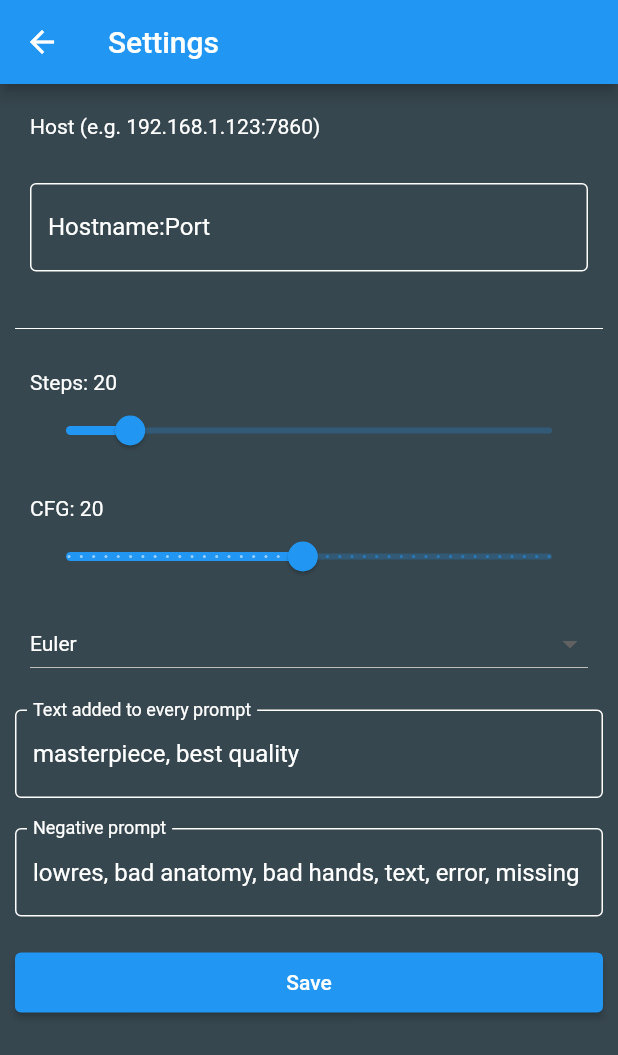
After one commit to bjm021/stable_diffusion_mobileui, a Flutter app: the screen it shows after launch, after a tap on the "settings" icon, on a phone screen of 412 x 824 dp. The commit adds this screen. Shown: the top 1055 px of the screen. Run offline on Flutter 3.47's test engine with Material 2 defaults, Android fonts, the phone set to English and light mode, and no system bars; our stand-ins replace gallery_saver, shared_preferences; missing offline and left inert: dart:ffi.

Commit message:
Added base functionality & settings

```diff
--- a/lib/main.dart
+++ b/lib/main.dart
@@ -1,8 +1,16 @@
 import 'dart:ffi';
+import 'dart:io';
+import 'dart:typed_data';
 
 import 'package:flutter/material.dart';
 import 'dart:convert';
 import 'package:http/http.dart' as http;
+import 'settings.dart';
+import 'package:shared_preferences/shared_preferences.dart';
+import 'package:gallery_saver/gallery_saver.dart';
+import 'package:path_provider/path_provider.dart';
+
+bool hasDataLoaded = false;
 
 void main() {
   runApp(const MyApp());
@@ -20,6 +28,9 @@ class MyApp extends StatelessWidget {
   Widget build(BuildContext context) {
     return MaterialApp(
       title: 'Flutter Demo',
+      routes: {
+        '/settings': (context) => SettingsPage(),
+      },
       theme: ThemeData(
         primarySwatch: Colors.blue,
         scaffoldBackgroundColor: Colors.blueGrey.shade800,
@@ -42,15 +53,32 @@ class MyHomePage extends StatefulWidget {
   State<MyHomePage> createState() => _MyHomePageState();
 }
 
+var promptController = TextEditingController();
+
+Future<void> loadLastPrompt() async {
+  var prefs = await SharedPreferences.getInstance();
+  if (prefs.containsKey('last-prompt')) {
+    promptController.text = prefs.getString('last-prompt')!;
+  }
+}
+
 class _MyHomePageState extends State<MyHomePage> {
   String imageDataBase64 = 'NONE';
-  var promptController = TextEditingController();
 
   @override
   Widget build(BuildContext context) {
+    loadLastPrompt();
     return Scaffold(
       appBar: AppBar(
         title: Text(widget.title),
+        actions: [
+          IconButton(
+            icon: const Icon(Icons.settings),
+            onPressed: () {
+              Navigator.pushNamed(context, "/settings");
+            },
+          ),
+        ],
       ),
       body: SingleChildScrollView(
         child: Column(
@@ -102,25 +130,77 @@ class _MyHomePageState extends State<MyHomePage> {
                 );
               },
             ),
+            // save imeage button
+            Padding(
+              padding: const EdgeInsets.fromLTRB(10, 10, 10, 10),
+              child: ElevatedButton(
+                onPressed: () async {
+                  if (imageDataBase64 == 'NONE') {
+                    return;
+                  }
+                  _createFileFromString(imageDataBase64).then(
+                    (value) => {
+                      print("Saved to $value"),
+                      GallerySaver.saveImage(value).then(
+                        (success) => {
+                          ScaffoldMessenger.of(context).showSnackBar(
+                            const SnackBar(
+                              content: Text('Image saved'),
+                            ),
+                          ),
+                          _deleteFile(value),
+                        },
+                      )
+                    },
+                  );
+                },
+                child: const Text('Save image'),
+              ),
+            ),
           ],
         ),
       ),
       floatingActionButton: FloatingActionButton(
         onPressed: () {
-          createImage(promptController.text).then((value) => {
+          createImage(context, promptController.text).then(
+            (value) => {
               setState(() {
                 var image = value;
+                if (image == "ERROR") {
+                  return;
+                }
                 if (value.contains(",")) {
                   image = value.split(",")[1];
                 }
                 imageDataBase64 = image;
               })
-              });
+            },
+          );
         },
         tooltip: 'Increment',
-        child: const Icon(Icons.start),
+        child: const Icon(Icons.terminal),
       ), // This trailing comma makes auto-formatting nicer for build methods.
     );
+  }
+}
+
+Future<String> _createFileFromString(String encodedStr) async {
+  Uint8List bytes = base64.decode(encodedStr);
+  String dir = (await getApplicationDocumentsDirectory()).path;
+  File file =
+      File("$dir/" + DateTime.now().millisecondsSinceEpoch.toString() + ".png");
+  await file.writeAsBytes(bytes);
+  return file.path;
+}
+
+// function to delete the created image file
+Future<void> _deleteFile(String path) async {
+  try {
+    await File(path).delete();
+    print("Deleted tmp image");
+  } catch (e) {
+    print("Failed to delete tmp image");
+    print(e);
   }
 }
 
@@ -144,40 +224,55 @@ class _ProgressBarIndicatorState extends State<ProgressBarIndicator>
   }
 }
 
-Future<String> createImage(String prompt) async {
+Future<String> createImage(BuildContext context, String prompt) async {
   var map = <String, String>{};
 
   print("Starting request");
 
+  final prefs = await SharedPreferences.getInstance();
+  prefs.setString("last-prompt", prompt);
+  if (!prefs.containsKey("has-data")) {
+    showDialog(
+      context: context,
+      builder: (context) {
+        return const AlertDialog(
+          title: Text("Setup Error"),
+          content: Text("You have not set up the app yet!"),
+        );
+      },
+    );
+    return "ERROR";
+  }
 
   //map['firstphase_width'] = '0';
   //map['firstphase_height'] = '0';
-  map['prompt'] = 'masterpiece, best quality, $prompt';
+  map['prompt'] = '${prefs.getString("defaultPrompt")}, $prompt';
   map['seed'] = "-1";
   map['subseed'] = "-1";
   map['batch_size'] = "1";
   //map['n_iter'] = "1";
-  map['steps'] = "20";
-  map['cfg_scale'] = "20";
+  map['steps'] = "${prefs.getInt("steps")}";
+  map['cfg_scale'] = "${prefs.getInt("cfg")}";
   map['width'] = "512";
   map['height'] = "512";
-  map['negative_prompt'] =
-      "lowres, bad anatomy, bad hands, text, error, missing fingers, extra digit, fewer digits, cropped, worst quality, low quality, normal quality, jpeg artifacts, signature, watermark, username, blurry, artist name";
+  map['negative_prompt'] = prefs.getString("defaultNegativePrompt")!;
   map['sampler_index'] = "Euler";
 
   var body = json.encode(map);
 
   var url = Uri(
       scheme: "http",
-      host: "192.168.7.148",
-      port: 7860,
+      host: prefs.getString("host")!.split(":")[0],
+      port: int.parse(prefs.getString("host")!.split(":")[1]),
       path: "/sdapi/v1/txt2img");
 
   inProgress = true;
   progressValue.value = 0;
   doProgress();
-  http.Response response = await http
-      .post(url, body: body, headers: {"Content-Type": "application/json", "Accept": "application/json"});
+  http.Response response = await http.post(url, body: body, headers: {
+    "Content-Type": "application/json",
+    "Accept": "application/json"
+  });
 
   print("Response ${utf8.decode(response.bodyBytes)}");
 
@@ -212,7 +307,8 @@ Future<void> doProgress() async {
     getProgress().then(
       (value) => {
         progressValue.value = value['progress']!,
-        print("Setting ${(value['progress']! / value['eta_relative']!)} from ${value['progress']} / ${value['eta_relative']}")
+        print(
+            "Setting ${(value['progress']! / value['eta_relative']!)} from ${value['progress']} / ${value['eta_relative']}")
       },
     );
     await Future.delayed(const Duration(milliseconds: 500));
--- /dev/null
+++ b/lib/settings.dart
@@ -0,0 +1,291 @@
+import 'package:flutter/material.dart';
+import 'dart:convert';
+import 'package:http/http.dart' as http;
+import 'package:shared_preferences/shared_preferences.dart';
+
+bool hasDataLoaded = false;
+var host = TextEditingController();
+var steps = ValueNotifier<int>(20);
+var cfg = ValueNotifier<int>(20);
+var sampler = ValueNotifier("Euler");
+var defaultPrompt = TextEditingController(text: "masterpiece, best quality");
+var defaultNegativePrompt = TextEditingController(
+    text:
+        "lowres, bad anatomy, bad hands, text, error, missing fingers, extra digit, fewer digits, cropped, worst quality, low quality, normal quality, jpeg artifacts, signature, watermark, username, blurry, artist name");
+
+class SettingsPage extends StatefulWidget {
+  SettingsPage({Key? key}) : super(key: key);
+
+  @override
+  State<SettingsPage> createState() => _SettingsPageState();
+
+  var hostController = TextEditingController();
+}
+
+class _SettingsPageState extends State<SettingsPage> {
+  @override
+  Widget build(BuildContext context) {
+    loadSavedData();
+    return Scaffold(
+      appBar: AppBar(
+        title: const Text('Settings'),
+      ),
+      body: SingleChildScrollView(
+        child: Column(
+          crossAxisAlignment: CrossAxisAlignment.start,
+          children: [
+            const Padding(
+              padding: EdgeInsets.fromLTRB(20, 20, 20, 10),
+              child: Text(
+                "Host (e.g. 192.168.1.123:7860)",
+                textAlign: TextAlign.left,
+              ),
+            ),
+            Padding(
+              padding: const EdgeInsets.fromLTRB(20, 20, 20, 20),
+              child: TextFormField(
+                controller: host,
+                style: const TextStyle(color: Colors.white),
+                decoration: const InputDecoration(
+                  border: OutlineInputBorder(),
+                  enabledBorder: OutlineInputBorder(
+                    borderSide: BorderSide(color: Colors.white),
+                  ),
+                  focusedBorder: OutlineInputBorder(
+                    borderSide: BorderSide(color: Colors.blue),
+                  ),
+                  labelStyle: TextStyle(color: Colors.white),
+                  labelText: 'Hostname:Port',
+                ),
+              ),
+            ),
+            const Padding(
+              padding: EdgeInsets.fromLTRB(10, 10, 10, 10),
+              child: Divider(
+                color: Colors.white,
+              ),
+            ),
+            ValueListenableBuilder(
+              valueListenable: steps,
+              builder: (context, value, child) {
+                return Column(
+                  crossAxisAlignment: CrossAxisAlignment.start,
+                  children: [
+                    Padding(
+                      padding: const EdgeInsets.fromLTRB(20, 10, 20, 0),
+                      child: Text(
+                        "Steps: ${steps.value}",
+                        textAlign: TextAlign.left,
+                      ),
+                    ),
+                    Padding(
+                      padding: const EdgeInsets.fromLTRB(20, 0, 20, 10),
+                      child: Slider(
+                        value: value.toDouble(),
+                        min: 1,
+                        max: 150,
+                        divisions: 149,
+                        label: value.toString(),
+                        onChanged: (double newValue) {
+                          steps.value = newValue.round();
+                        },
+                      ),
+                    ),
+                  ],
+                );
+              },
+            ),
+            ValueListenableBuilder(
+              valueListenable: cfg,
+              builder: (context, value, child) {
+                return Column(
+                  crossAxisAlignment: CrossAxisAlignment.start,
+                  children: [
+                    Padding(
+                      padding: const EdgeInsets.fromLTRB(20, 10, 20, 0),
+                      child: Text(
+                        "CFG: ${cfg.value}",
+                        textAlign: TextAlign.left,
+                      ),
+                    ),
+                    Padding(
+                      padding: const EdgeInsets.fromLTRB(20, 0, 20, 10),
+                      child: Slider(
+                        value: value.toDouble(),
+                        min: 1,
+                        max: 40,
+                        divisions: 39,
+                        label: value.toString(),
+                        onChanged: (double newValue) {
+                          cfg.value = newValue.round();
+                        },
+                      ),
+                    ),
+                    ValueListenableBuilder(
+                      valueListenable: sampler,
+                      builder: (context, value, child) {
+                        return Padding(
+                          padding: const EdgeInsets.fromLTRB(20, 0, 20, 10),
+                          child: DropdownButton(
+                            onChanged: (String? newValue) {
+                              sampler.value = newValue!;
+                            },
+                            items: const [
+                              DropdownMenuItem(
+                                value: "Euler a",
+                                child: Text("Euler a"),
+                              ),
+                              DropdownMenuItem(
+                                value: "Euler",
+                                child: Text("Euler"),
+                              ),
+                              DropdownMenuItem(
+                                value: "LMS",
+                                child: Text("LMS"),
+                              ),
+                              DropdownMenuItem(
+                                value: "Heun",
+                                child: Text("Heun"),
+                              ),
+                              DropdownMenuItem(
+                                value: "DPM2",
+                                child: Text("DPM2"),
+                              ),
+                              DropdownMenuItem(
+                                value: "DPM2 a",
+                                child: Text("DPM2 a"),
+                              ),
+                              DropdownMenuItem(
+                                value: "DPM fast",
+                                child: Text("DPM fast"),
+                              ),
+                              DropdownMenuItem(
+                                value: "DPM adaptive",
+                                child: Text("DPM adaptive"),
+                              ),
+                              DropdownMenuItem(
+                                value: "LMS Karras",
+                                child: Text("LMS Karras"),
+                              ),
+                              DropdownMenuItem(
+                                value: "DPM2 Karras",
+                                child: Text("DPM2 Karras"),
+                              ),
+                              DropdownMenuItem(
+                                value: "DPM2 a Karras",
+                                child: Text("DPM2 a Karras"),
+                              ),
+                              DropdownMenuItem(
+                                value: "DDIM",
+                                child: Text("DDIM"),
+                              ),
+                              DropdownMenuItem(
+                                value: "PLMS",
+                                child: Text("PLMS"),
+                              ),
+                            ],
+                            hint: const Text("Select item"),
+                            style: const TextStyle(color: Colors.white),
+                            dropdownColor: Colors.blueGrey.shade900,
+                            isExpanded: true,
+                            value: sampler.value,
+                          ),
+                        );
+                      },
+                    ),
+                    Padding(
+                      padding: const EdgeInsets.fromLTRB(10, 10, 10, 10),
+                      child: TextFormField(
+                        style: const TextStyle(color: Colors.white),
+                        decoration: const InputDecoration(
+                          border: OutlineInputBorder(),
+                          enabledBorder: OutlineInputBorder(
+                            borderSide: BorderSide(color: Colors.white),
+                          ),
+                          focusedBorder: OutlineInputBorder(
+                            borderSide: BorderSide(color: Colors.blue),
+                          ),
+                          labelStyle: TextStyle(color: Colors.white),
+                          labelText: 'Text added to every prompt',
+                        ),
+                        controller: defaultPrompt,
+                      ),
+                    ),
+                    Padding(
+                      padding: const EdgeInsets.fromLTRB(10, 10, 10, 10),
+                      child: TextFormField(
+                        style: const TextStyle(color: Colors.white),
+                        decoration: const InputDecoration(
+                          border: OutlineInputBorder(),
+                          enabledBorder: OutlineInputBorder(
+                            borderSide: BorderSide(color: Colors.white),
+                          ),
+                          focusedBorder: OutlineInputBorder(
+                            borderSide: BorderSide(color: Colors.blue),
+                          ),
+                          labelStyle: TextStyle(color: Colors.white),
+                          labelText: 'Negative prompt',
+                        ),
+                        controller: defaultNegativePrompt,
+                      ),
+                    ),
+                    // save button
+                    Padding(
+                      padding: const EdgeInsets.fromLTRB(10, 10, 10, 10),
+                      child: ElevatedButton(
+                        // full width button
+                        style: ElevatedButton.styleFrom(
+                          minimumSize: const Size.fromHeight(
+                              40), // fromHeight use double.infinity as width and 40 is the height
+                        ),
+                        onPressed: () {
+                          saveConfig(context).then(
+                            (value) => Navigator.pushNamedAndRemoveUntil(context, "/", (route) => false)
+                          );
+                        },
+                        child: const Text("Save"),
+                      ),
+                    ),
+                  ],
+                );
+              },
+            )
+          ],
+        ),
+      ),
+    );
+  }
+}
+
+Future<void> saveConfig(BuildContext context) async {
+  final prefs = await SharedPreferences.getInstance();
+  prefs.setBool("has-data", true);
+  prefs.setString("host", host.text);
+  prefs.setInt('steps', steps.value);
+  prefs.setInt('cfg', cfg.value);
+  prefs.setString('sampler', sampler.value);
+  prefs.setString('defaultPrompt', defaultPrompt.text);
+  prefs.setString('defaultNegativePrompt', defaultNegativePrompt.text);
+
+  print(
+      "Saving: ${host.value}, ${steps.value}, ${cfg.value}, ${sampler.value}, ${defaultPrompt.value};;; ${defaultNegativePrompt.value}");
+}
+
+Future<void> loadSavedData() async {
+  print("LOADING DATA");
+  final prefs = await SharedPreferences.getInstance();
+  if (!hasDataLoaded) {
+    print("LOADFING ${prefs.getString("host")}");
+    if (prefs.getBool("has-data") ?? false) {
+      steps.value = prefs.getInt("steps") ?? 20;
+      host.text = prefs.getString("host") ?? "";
+      cfg.value = prefs.getInt("cfg") ?? 20;
+      sampler.value = prefs.getString("sampler") ?? "Euler";
+      defaultPrompt.text =
+          prefs.getString("defaultPrompt") ?? "masterpiece, best quality";
+      defaultNegativePrompt.text = prefs.getString("defaultNegativePrompt") ??
+          "lowres, bad anatomy, bad hands, text, error, missing fingers, extra digit, fewer digits, cropped, worst quality, low quality, normal quality, jpeg artifacts, signature, watermark, username, blurry, artist name";
+      hasDataLoaded = true;
+    }
+  }
+}
--- a/pubspec.yaml
+++ b/pubspec.yaml
@@ -38,6 +38,8 @@ dependencies:
   cupertino_icons: ^1.0.2
   http: ^0.13.5
   gallery_saver: ^2.3.2
+  shared_preferences: ^2.0.15
+  path_provider: ^2.0.11
 
 dev_dependencies:
   flutter_test:
```
Also changed, not shown: pubspec.lock. Lines whose indentation alone changed are shown as unchanged.
